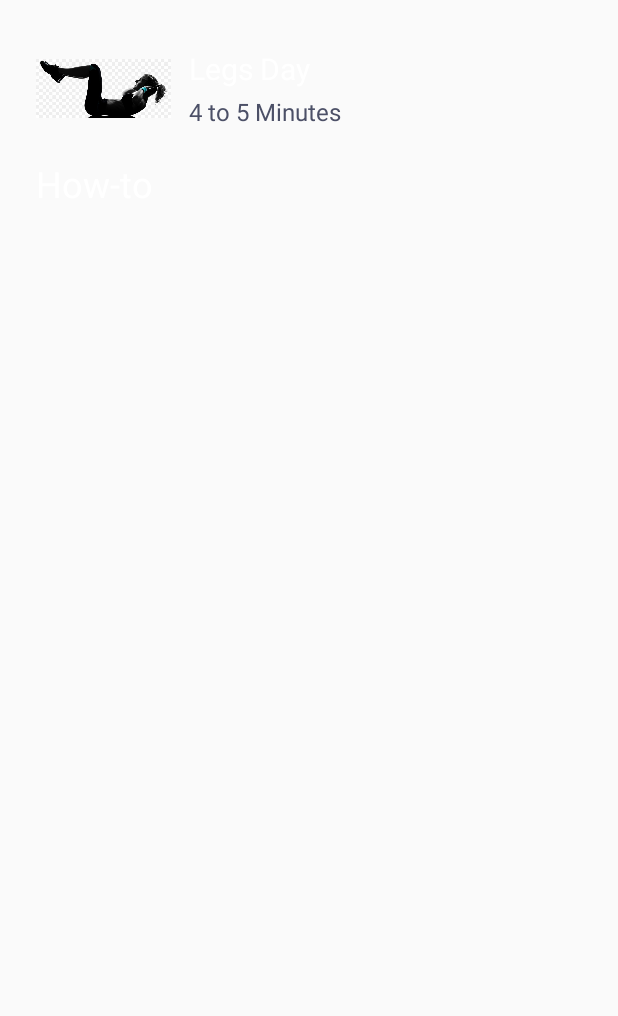
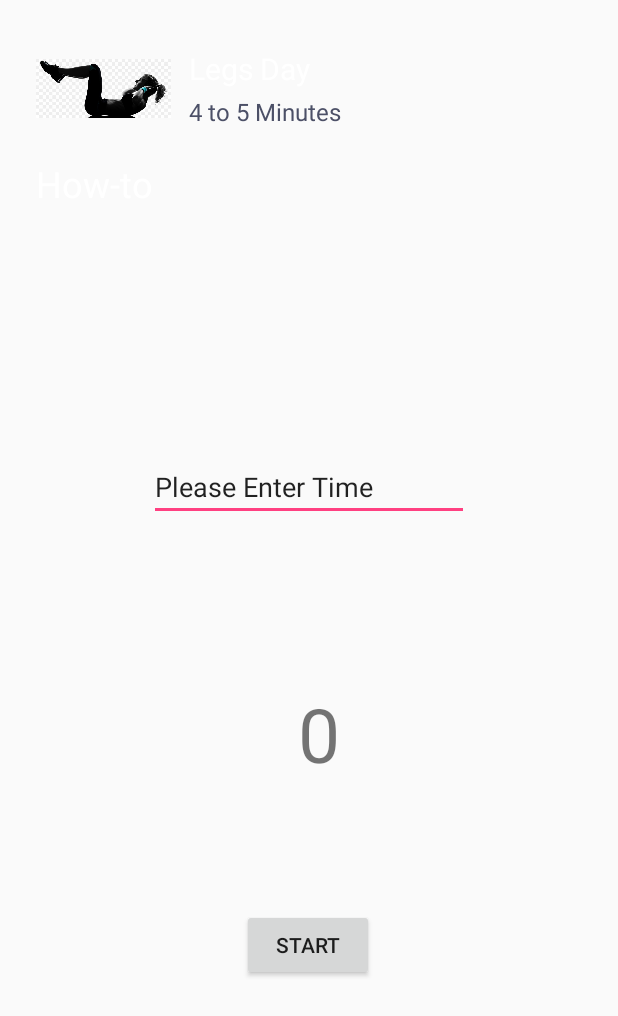
Before and after one commit to TheLippyT/NotAnotherWorkoutApp, an Android app: the StartWorkAct screen opened directly, with no data from a screen before it, on a phone screen of 412 x 824 dp. Shown: the top 1016 px of the screen. Run offline under Robolectric (Android 15) with nearby library versions, the phone set to English and light mode, and no system bars.

Commit message:
countdowntimer service changed to timer service. notification shit. changed the timer. bla bla bla

```diff
--- a/app/src/main/AndroidManifest.xml
+++ b/app/src/main/AndroidManifest.xml
@@ -2,6 +2,7 @@
 <manifest xmlns:android="http://schemas.android.com/apk/res/android"
     package="com.example.notanotherworkoutapp">
     <uses-permission android:name="android.permission.INTERNET" />
+    <uses-permission android:name="android.permission.FOREGROUND_SERVICE"></uses-permission>
 
     <application
         android:allowBackup="true"
@@ -22,6 +23,7 @@
         <activity android:name=".WorkoutAct"></activity>
         <activity android:name=".EditWorkAct"></activity>
         <activity android:name=".StartWorkAct"></activity>
+        <service android:name=".TimerService"></service>
     </application>
 
 </manifest>
--- a/app/src/main/java/com/example/notanotherworkoutapp/StartWorkAct.java
+++ b/app/src/main/java/com/example/notanotherworkoutapp/StartWorkAct.java
@@ -1,35 +1,40 @@
 package com.example.notanotherworkoutapp;
 
+import android.content.BroadcastReceiver;
+import android.content.Context;
 import android.content.Intent;
-import android.graphics.Typeface;
+import android.content.IntentFilter;
+import android.content.pm.PackageManager;
 import android.os.CountDownTimer;
 import android.os.Bundle;
 import android.view.View;
 import android.view.animation.Animation;
 import android.view.animation.AnimationUtils;
-import android.widget.ImageView;
+import android.widget.Button;
+import android.widget.EditText;
 import android.widget.LinearLayout;
 import android.widget.TextView;
-import android.widget.Toast;
 
 import androidx.appcompat.app.AppCompatActivity;
+import androidx.core.app.ActivityCompat;
 
-import com.example.notanotherworkoutapp.R;
-
-import java.util.Locale;
+import static android.Manifest.permission.FOREGROUND_SERVICE;
 
 public class StartWorkAct extends AppCompatActivity {
 
 
-    TextView intropage, subintropage, fitonetitle, fitonedesc, timerValue, btnexercise;
+    TextView intropage, subintropage, fitonetitle, fitonedesc, btnexercise;
     View divpage, bgprogress;
 //    ImageView imgtimer;
     LinearLayout fitone;
+    private TextView showTime;
+    private EditText enterTime;
+    private Button start;
 
-    private static final long START_TIME_IN_MILLIS = 800000;
-    private CountDownTimer countDownTimer;
-    private boolean mTimerRunning;
-    private long mTimeLeftInMillis = START_TIME_IN_MILLIS;
+//    private static final long START_TIME_IN_MILLIS = 800000;
+//    private CountDownTimer countDownTimer;
+//    private boolean mTimerRunning;
+//    private long mTimeLeftInMillis = START_TIME_IN_MILLIS;
 
     Animation btthree, bttfour, ttbone, ttbtwo, alphagogo;
 
@@ -38,6 +43,21 @@ public class StartWorkAct extends AppCompatActivity {
     protected void onCreate(Bundle savedInstanceState) {
         super.onCreate(savedInstanceState);
         setContentView(R.layout.activity_start_work);
+        // permission for foreground service
+        ActivityCompat.requestPermissions(this, new String[]{FOREGROUND_SERVICE}, PackageManager.PERMISSION_GRANTED);
+        showTime = (TextView) findViewById(R.id.showTime);
+        enterTime = (EditText) findViewById(R.id.enterTime);
+        IntentFilter intentFilter = new IntentFilter();
+        intentFilter.addAction("Counter");
+        BroadcastReceiver broadcastReceiver = new BroadcastReceiver() {
+            @Override
+            public void onReceive(Context context, Intent intent) {
+                Integer integerTime = intent.getIntExtra("TimeRemaining", 0);
+                showTime.setText(integerTime.toString());
+            }
+        };
+        registerReceiver(broadcastReceiver, intentFilter);
+
 
         // load animations
         btthree = AnimationUtils.loadAnimation(this, R.anim.btthree);
@@ -53,7 +73,7 @@ public class StartWorkAct extends AppCompatActivity {
         btnexercise = (TextView) findViewById(R.id.btnexercise);
         fitonetitle = (TextView) findViewById(R.id.fitonetitle);
         fitonedesc = (TextView) findViewById(R.id.fitonedesc);
-        timerValue = (TextView) findViewById(R.id.timerValue);
+//        timerValue = (TextView) findViewById(R.id.timerValue);
         btnexercise = (TextView) findViewById(R.id.btnexercise);
 
         divpage = (View) findViewById(R.id.divpage);
@@ -69,10 +89,10 @@ public class StartWorkAct extends AppCompatActivity {
         intropage.startAnimation(ttbtwo);
         subintropage.startAnimation(ttbtwo);
         divpage.startAnimation(ttbtwo);
-        timerValue.startAnimation(alphagogo);
+//        timerValue.startAnimation(alphagogo);
 //        imgtimer.startAnimation(alphagogo);
 
-        startTimer();
+//        startTimer();
 
         // give an event to another page
         btnexercise.setOnClickListener(new View.OnClickListener() {
@@ -84,30 +104,39 @@ public class StartWorkAct extends AppCompatActivity {
             }
         });
 
+
+    }
+    public void startButton(View view){
+        Intent intentService = new Intent(this, TimerService.class);
+        Integer integerTimeSet = Integer.parseInt(enterTime.getText().toString());
+        intentService.putExtra("TimeValue", integerTimeSet);
+        startService(intentService);
     }
 
-    private void startTimer(){
-        countDownTimer = new CountDownTimer(mTimeLeftInMillis, 1000) {
-            @Override
-            public void onTick(long millisUntilFinished) {
-                mTimeLeftInMillis = millisUntilFinished;
-                updateCountDowntText();
-            }
 
-            @Override
-            public void onFinish() {
-                Toast.makeText(getApplicationContext(), "Congratulations!", Toast.LENGTH_SHORT).show();
-            }
-        }.start();
-        mTimerRunning = true;
-    }
 
-    private void updateCountDowntText(){
-        int minutes = (int) (mTimeLeftInMillis / 1000) / 60;
-        int seconds = (int) (mTimeLeftInMillis / 1000) % 60;
-
-        String timeLeft = String.format(Locale.getDefault(), "%02d:%02d", minutes, seconds);
-        timerValue.setText(timeLeft);
-    }
+//    private void startTimer(){
+//        countDownTimer = new CountDownTimer(mTimeLeftInMillis, 1000) {
+//            @Override
+//            public void onTick(long millisUntilFinished) {
+//                mTimeLeftInMillis = millisUntilFinished;
+//                updateCountDowntText();
+//            }
+//
+//            @Override
+//            public void onFinish() {
+//                Toast.makeText(getApplicationContext(), "Congratulations!", Toast.LENGTH_SHORT).show();
+//            }
+//        }.start();
+//        mTimerRunning = true;
+//    }
+//
+//    private void updateCountDowntText(){
+//        int minutes = (int) (mTimeLeftInMillis / 1000) / 60;
+//        int seconds = (int) (mTimeLeftInMillis / 1000) % 60;
+//
+//        String timeLeft = String.format(Locale.getDefault(), "%02d:%02d", minutes, seconds);
+//        timerValue.setText(timeLeft);
+//    }
 
 }
--- a/app/src/main/res/layout/activity_start_work.xml
+++ b/app/src/main/res/layout/activity_start_work.xml
@@ -1,19 +1,19 @@
 <?xml version="1.0" encoding="utf-8"?>
-<androidx.constraintlayout.widget.ConstraintLayout
-    xmlns:android="http://schemas.android.com/apk/res/android"
+<androidx.constraintlayout.widget.ConstraintLayout xmlns:android="http://schemas.android.com/apk/res/android"
     xmlns:app="http://schemas.android.com/apk/res-auto"
     xmlns:tools="http://schemas.android.com/tools"
     android:layout_width="match_parent"
     android:layout_height="match_parent"
-    tools:context=".MainActivity">
+    tools:context=".StartWorkAct">
+
 
     <LinearLayout
         android:id="@+id/fitone"
         android:layout_width="match_parent"
         android:layout_height="wrap_content"
-        android:layout_marginEnd="8dp"
         android:layout_marginStart="24dp"
         android:layout_marginTop="24dp"
+        android:layout_marginEnd="8dp"
         android:orientation="horizontal"
         app:layout_constraintEnd_toEndOf="parent"
         app:layout_constraintStart_toStartOf="parent"
@@ -79,33 +79,17 @@
         app:layout_constraintTop_toBottomOf="@+id/intropage" />
 
 
-
     <View
         android:id="@+id/divpage"
         android:layout_width="match_parent"
         android:layout_height="1dp"
-        android:layout_marginEnd="24dp"
         android:layout_marginStart="24dp"
         android:layout_marginTop="20dp"
+        android:layout_marginEnd="24dp"
         android:background="#25293E"
         app:layout_constraintEnd_toEndOf="parent"
         app:layout_constraintStart_toStartOf="parent"
         app:layout_constraintTop_toBottomOf="@+id/subintropage" />
-
-
-    <TextView
-        android:id="@+id/timerValue"
-        android:layout_width="wrap_content"
-        android:layout_height="wrap_content"
-        android:layout_marginStart="8dp"
-        android:layout_marginTop="144dp"
-        android:layout_marginEnd="8dp"
-        android:text="00:00"
-        android:textColor="@color/colorPrimaryDark"
-        android:textSize="68sp"
-        app:layout_constraintEnd_toEndOf="parent"
-        app:layout_constraintStart_toStartOf="parent"
-        app:layout_constraintTop_toBottomOf="@+id/divpage" />
 
 
     <View
@@ -122,9 +106,9 @@
         android:id="@+id/btnexercise"
         android:layout_width="wrap_content"
         android:layout_height="wrap_content"
+        android:layout_marginStart="8dp"
+        android:layout_marginEnd="8dp"
         android:layout_marginBottom="12dp"
-        android:layout_marginEnd="8dp"
-        android:layout_marginStart="8dp"
         android:text="NEXT WORKOUT"
         android:textAlignment="center"
         android:textColor="#FFFFFF"
@@ -133,5 +117,46 @@
         app:layout_constraintEnd_toEndOf="parent"
         app:layout_constraintStart_toStartOf="parent" />
 
+    <TextView
+        android:id="@+id/showTime"
+        android:layout_width="171dp"
+        android:layout_height="121dp"
+        android:layout_marginStart="127dp"
+        android:layout_marginEnd="123dp"
+        android:gravity="center"
+        android:text="0"
+        android:textSize="50sp"
+        app:layout_constraintBottom_toBottomOf="parent"
+        app:layout_constraintEnd_toEndOf="parent"
+        app:layout_constraintHorizontal_bias="0.0"
+        app:layout_constraintStart_toStartOf="parent"
+        app:layout_constraintTop_toTopOf="@+id/fitone"
+        app:layout_constraintVertical_bias="0.596" />
+
+    <Button
+        android:id="@+id/start"
+        android:layout_width="wrap_content"
+        android:layout_height="wrap_content"
+        android:layout_marginBottom="64dp"
+        android:onClick="startButton"
+        android:text="start"
+        app:layout_constraintBottom_toTopOf="@+id/bgprogress"
+        app:layout_constraintEnd_toEndOf="parent"
+        app:layout_constraintHorizontal_bias="0.498"
+        app:layout_constraintStart_toStartOf="parent"
+        app:layout_constraintTop_toBottomOf="@+id/showTime" />
+
+    <EditText
+        android:id="@+id/enterTime"
+        android:layout_width="wrap_content"
+        android:layout_height="wrap_content"
+        android:ems="10"
+        android:inputType="textPersonName"
+        android:text="Please Enter Time"
+        app:layout_constraintBottom_toTopOf="@+id/showTime"
+        app:layout_constraintEnd_toEndOf="parent"
+        app:layout_constraintStart_toStartOf="parent"
+        app:layout_constraintTop_toTopOf="@+id/divpage" />
+
 
 </androidx.constraintlayout.widget.ConstraintLayout>
```
Also changed, not shown: app/src/main/java/com/example/notanotherworkoutapp/CountDownTimerService.java (deleted, +0 -17 lines), app/src/main/java/com/example/notanotherworkoutapp/TimerService.java (added, +66 -0 lines).
